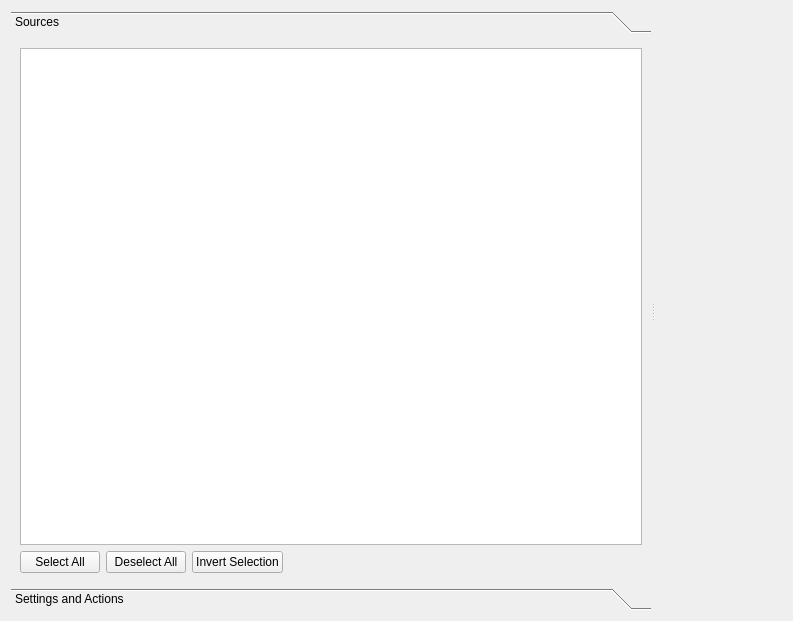
Before: the Qt Designer form src/simulationworkbench/widgets/plotwidget_v1.ui in CSB-at-ZIB/BioPARKIN, drawn with Qt 5.
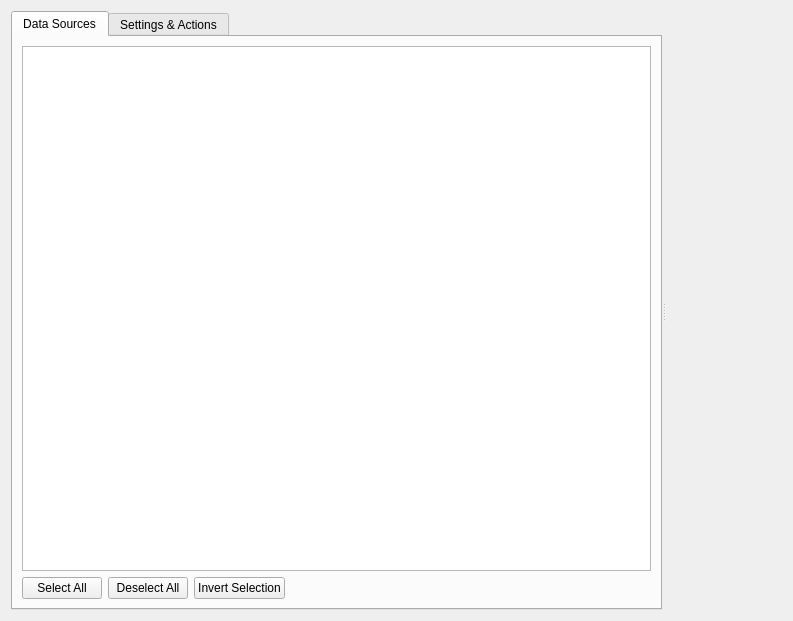
After: the same form once the commit is applied.

Commit message: * Plot and Table Widgets: Use tabs, now.

What changed in the file:
```diff
--- a/src/simulationworkbench/widgets/plotwidget_v1.ui
+++ b/src/simulationworkbench/widgets/plotwidget_v1.ui
@@ -13,36 +13,19 @@
   <property name="windowTitle">
    <string>Form</string>
   </property>
-  <layout class="QVBoxLayout" name="verticalLayout_4">
+  <layout class="QHBoxLayout" name="horizontalLayout_2">
    <item>
     <widget class="QSplitter" name="splitter">
      <property name="orientation">
       <enum>Qt::Horizontal</enum>
      </property>
-     <widget class="QToolBox" name="toolBox">
-      <property name="frameShape">
-       <enum>QFrame::NoFrame</enum>
-      </property>
-      <property name="frameShadow">
-       <enum>QFrame::Plain</enum>
-      </property>
-      <property name="lineWidth">
-       <number>1</number>
-      </property>
+     <widget class="QTabWidget" name="tabWidget">
       <property name="currentIndex">
        <number>0</number>
       </property>
-      <widget class="QWidget" name="pageSources">
-       <property name="geometry">
-        <rect>
-         <x>0</x>
-         <y>0</y>
-         <width>634</width>
-         <height>549</height>
-        </rect>
-       </property>
-       <attribute name="label">
-        <string>Sources</string>
+      <widget class="QWidget" name="tabWidgetPage1" native="true">
+       <attribute name="title">
+        <string>Data Sources</string>
        </attribute>
        <layout class="QVBoxLayout" name="verticalLayout_5">
         <item>
@@ -92,17 +75,9 @@
         </item>
        </layout>
       </widget>
-      <widget class="QWidget" name="pageSettingsAndActions">
-       <property name="geometry">
-        <rect>
-         <x>0</x>
-         <y>0</y>
-         <width>634</width>
-         <height>549</height>
-        </rect>
-       </property>
-       <attribute name="label">
-        <string>Settings and Actions</string>
+      <widget class="QWidget" name="tabWidgetPage2" native="true">
+       <attribute name="title">
+        <string>Settings &amp;&amp; Actions</string>
        </attribute>
        <layout class="QVBoxLayout" name="verticalLayout_2">
         <item>
```
Left out of the diff: 67 changed lines with no effect on the pictures. The commit also changes 5 other files.
